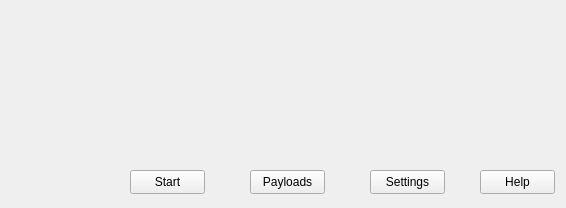
Before: the Qt Designer form MainMenu.ui in ModulandoStars/Ultimate-Meme-Payloader, drawn with Qt 5.
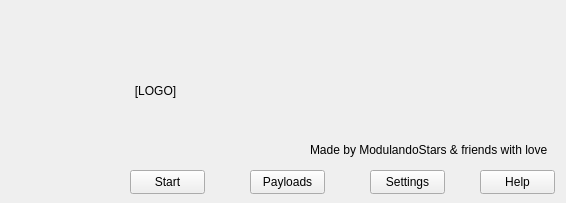
After: the same form once the commit is applied.

The edit to the form file:
```diff
--- a/MainMenu.ui
+++ b/MainMenu.ui
@@ -7,7 +7,7 @@
     <x>0</x>
     <y>0</y>
     <width>566</width>
-    <height>208</height>
+    <height>203</height>
    </rect>
   </property>
   <property name="windowTitle">
@@ -65,6 +65,38 @@
     <string>Help</string>
    </property>
   </widget>
+  <widget class="QLabel" name="label">
+   <property name="geometry">
+    <rect>
+     <x>310</x>
+     <y>140</y>
+     <width>241</width>
+     <height>20</height>
+    </rect>
+   </property>
+   <property name="cursor">
+    <cursorShape>ArrowCursor</cursorShape>
+   </property>
+   <property name="text">
+    <string>Made by ModulandoStars &amp; friends with love</string>
+   </property>
+  </widget>
+  <widget class="QLabel" name="label_2">
+   <property name="geometry">
+    <rect>
+     <x>50</x>
+     <y>50</y>
+     <width>211</width>
+     <height>81</height>
+    </rect>
+   </property>
+   <property name="text">
+    <string>[LOGO]</string>
+   </property>
+   <property name="alignment">
+    <set>Qt::AlignCenter</set>
+   </property>
+  </widget>
  </widget>
  <resources/>
  <connections/>
```
Left out of the diff: 8 changed lines with no effect on the pictures.
